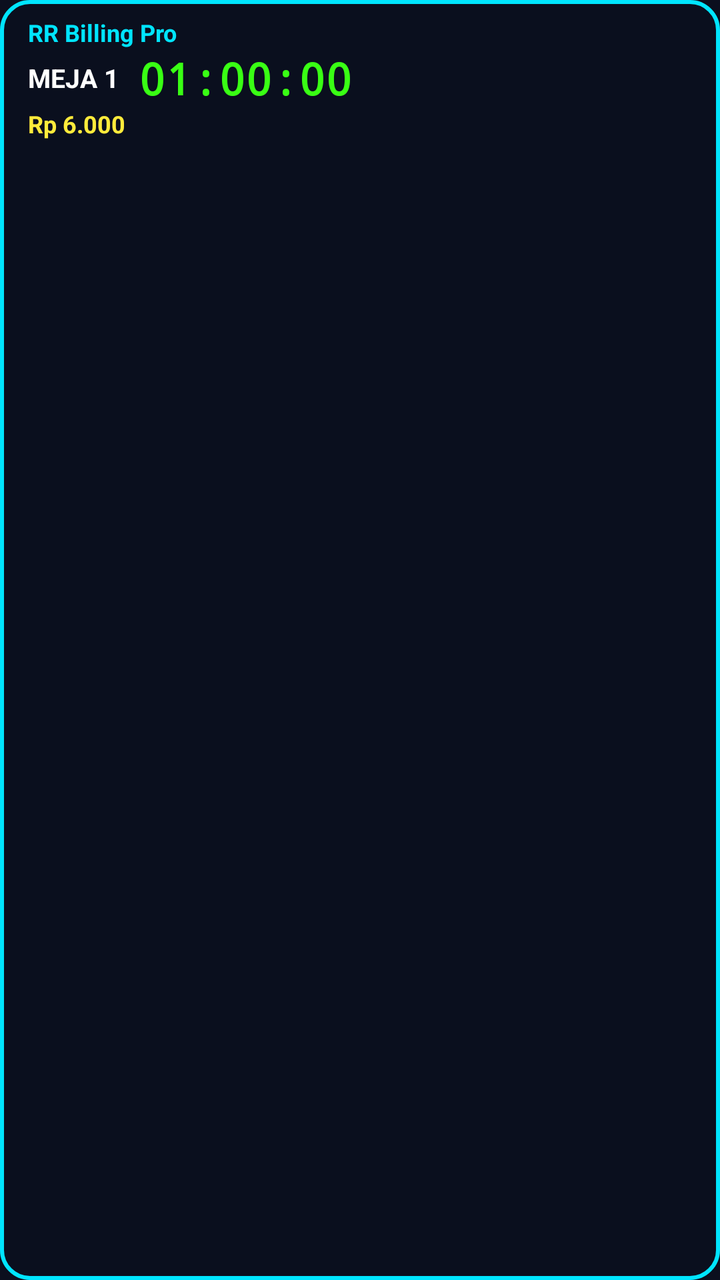
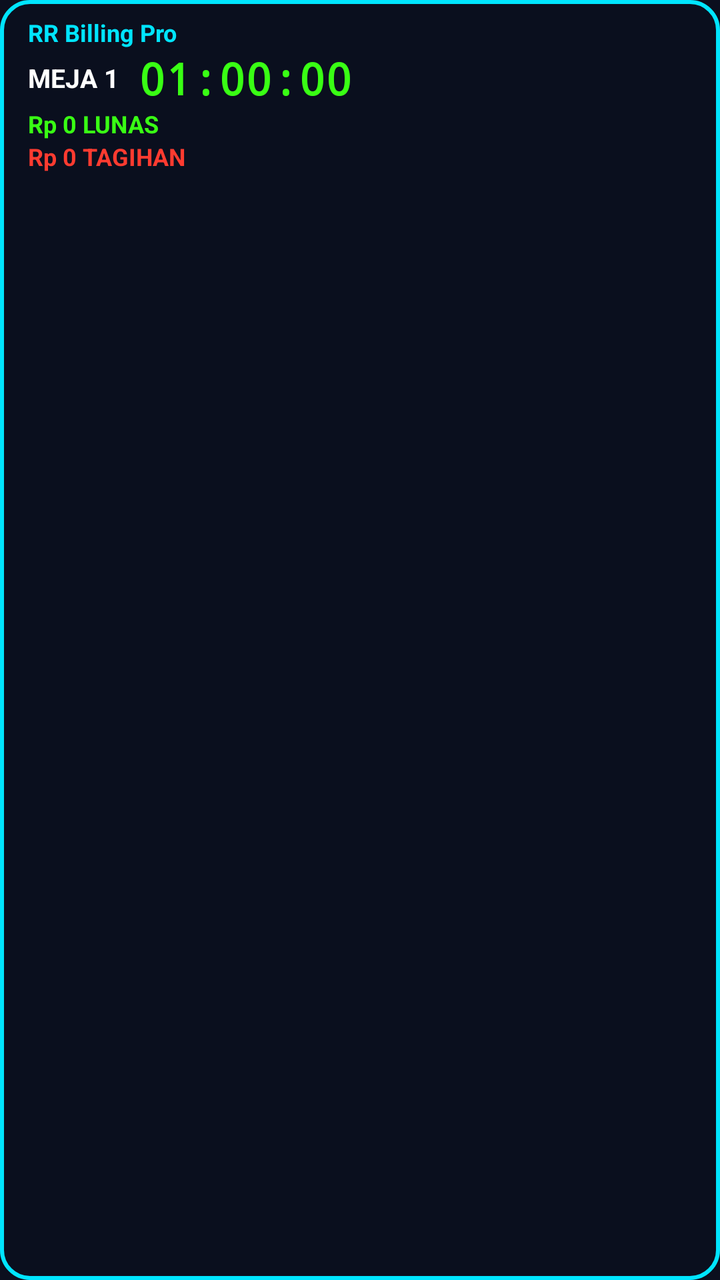

Before-and-after screenshots of an Android layout around one commit, followed by the original layout XML and the change that was made.
<!-- AndroidManifest.xml: application theme Theme.RRBillingTV -->
<!-- res/layout/overlay_view.xml -->
<?xml version="1.0" encoding="utf-8"?>
<LinearLayout xmlns:android="http://schemas.android.com/apk/res/android"
    android:id="@+id/overlay_root"
    android:layout_width="wrap_content"
    android:layout_height="wrap_content"
    android:orientation="vertical"
    android:background="@drawable/bg_overlay_card"
    android:paddingStart="14dp"
    android:paddingEnd="14dp"
    android:paddingTop="8dp"
    android:paddingBottom="8dp">

    <TextView
        android:id="@+id/tv_rental"
        android:layout_width="wrap_content"
        android:layout_height="wrap_content"
        android:text="RR Billing Pro"
        android:textColor="@color/neon_cyan"
        android:textSize="12sp"
        android:textStyle="bold"
        android:maxLines="1" />

    <LinearLayout
        android:layout_width="wrap_content"
        android:layout_height="wrap_content"
        android:orientation="horizontal"
        android:gravity="center_vertical">

        <TextView
            android:id="@+id/tv_meja"
            android:layout_width="wrap_content"
            android:layout_height="wrap_content"
            android:text="MEJA 1"
            android:textColor="@color/white"
            android:textSize="13sp"
            android:textStyle="bold"
            android:maxLines="1" />

        <TextView
            android:id="@+id/tv_timer"
            android:layout_width="wrap_content"
            android:layout_height="wrap_content"
            android:layout_marginStart="10dp"
            android:text="01:00:00"
            android:textColor="@color/neon_green"
            android:textSize="22sp"
            android:textStyle="bold"
            android:typeface="monospace" />

    </LinearLayout>

    <TextView
        android:id="@+id/tv_tagihan"
        android:layout_width="wrap_content"
        android:layout_height="wrap_content"
        android:text="Rp 6.000"
        android:textColor="@color/neon_yellow"
        android:textSize="12sp"
        android:textStyle="bold"
        android:maxLines="1" />

</LinearLayout>
<!-- resources referenced by this layout -->
<resources>
  <color name="neon_cyan">#FF00E5FF</color>
  <color name="neon_green">#FF39FF14</color>
  <color name="neon_yellow">#FFFFEB3B</color>
  <color name="white">#FFFFFFFF</color>
  <!-- drawable bg_overlay_card (drawable) -->
  <?xml version="1.0" encoding="utf-8"?>
  <shape xmlns:android="http://schemas.android.com/apk/res/android"
      android:shape="rectangle">
      <solid android:color="@color/card_overlay" />
      <stroke
          android:width="2dp"
          android:color="@color/neon_cyan" />
      <corners android:radius="14dp" />
  </shape>
  <style name="Theme.RRBillingTV" parent="android:Theme.Material.NoActionBar">
          <item name="android:windowBackground">@color/bg_dark</item>
          <item name="android:statusBarColor">@android:color/black</item>
          <item name="android:navigationBarColor">@android:color/black</item>
      </style>
  <color name="card_overlay">#CC0B0F1E</color>
  <color name="bg_dark">#FF0B0F1E</color>
</resources>

<!-- the commit's change to res/layout/overlay_view.xml (unified diff, before → after) -->
@@ -50,11 +50,21 @@
     </LinearLayout>
 
     <TextView
+        android:id="@+id/tv_lunas"
+        android:layout_width="wrap_content"
+        android:layout_height="wrap_content"
+        android:text="Rp 0 LUNAS"
+        android:textColor="@color/neon_green"
+        android:textSize="12sp"
+        android:textStyle="bold"
+        android:maxLines="1" />
+
+    <TextView
         android:id="@+id/tv_tagihan"
         android:layout_width="wrap_content"
         android:layout_height="wrap_content"
-        android:text="Rp 6.000"
-        android:textColor="@color/neon_yellow"
+        android:text="Rp 0 TAGIHAN"
+        android:textColor="@color/neon_red"
         android:textSize="12sp"
         android:textStyle="bold"
         android:maxLines="1" />
<!-- resource entries referenced after the edit -->
@@ -2,7 +2,7 @@
 <resources>
   <color name="neon_cyan">#FF00E5FF</color>
   <color name="neon_green">#FF39FF14</color>
-  <color name="neon_yellow">#FFFFEB3B</color>
+  <color name="neon_red">#FFFF3B30</color>
   <color name="white">#FFFFFFFF</color>
   <!-- drawable bg_overlay_card (drawable) -->
   <?xml version="1.0" encoding="utf-8"?>
